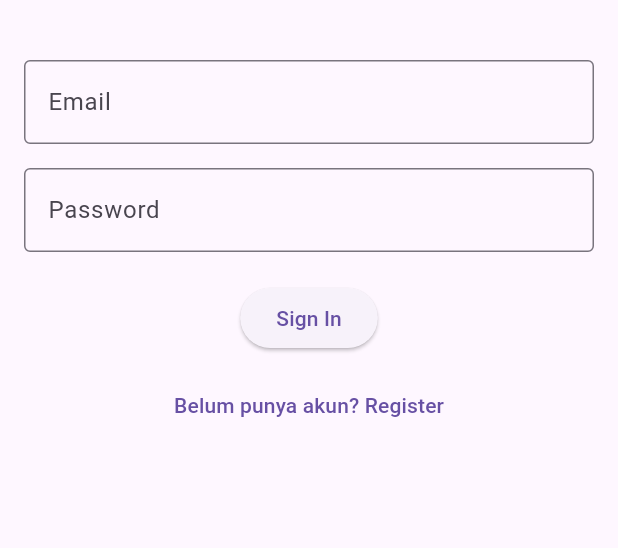
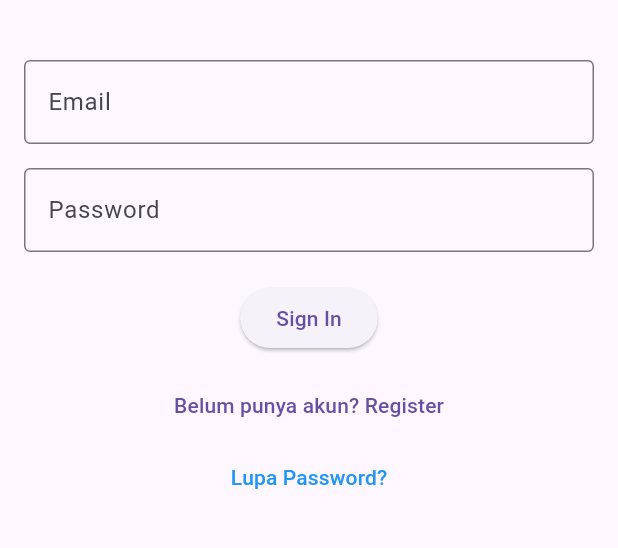
Before and after one commit to malvinrey/flicknextv2, a Flutter app: the LoginPage screen opened by its route, on a phone screen of 412 x 824 dp, the part 387-935 px from its top. Run offline on Flutter 3.47's test engine with Material 3 defaults, Android fonts, the light colour scheme and no system bars; our stand-ins replace cached_network_image, font_awesome_flutter, shared_preferences, video_player; accounts and stored records are empty; network calls fail.

Commit message:
Tambahin tombol ke page lupa password

```diff
--- a/lib/pages/login_page.dart
+++ b/lib/pages/login_page.dart
@@ -34,14 +34,36 @@ class _LoginPageState extends State<LoginPage> {
     }
   }
 
+  // Fungsi untuk menangani proses lupa password
+  void _forgotPassword() {
+    // Anda bisa membuka halaman baru untuk reset password atau dialog
+    showDialog(
+      context: context,
+      builder: (BuildContext context) {
+        return AlertDialog(
+          title: Text('Forgot Password'),
+          content: Text('Please contact support to reset your password.'),
+          actions: [
+            TextButton(
+              child: Text('Close'),
+              onPressed: () {
+                Navigator.of(context).pop(); // Menutup dialog
+              },
+            ),
+          ],
+        );
+      },
+    );
+  }
+
   @override
   Widget build(BuildContext context) {
     return Scaffold(
       appBar: AppBar(
-        backgroundColor: Colors.black,  // Set header ke hitam
+        backgroundColor: Colors.black,
         title: Text(
           'Login',
-          style: TextStyle(color: Colors.white),  // Warna teks putih
+          style: TextStyle(color: Colors.white),
         ),
         leading: IconButton(
           icon: Icon(Icons.arrow_back, color: Colors.white),
@@ -101,6 +123,16 @@ class _LoginPageState extends State<LoginPage> {
               },
               child: Text('Belum punya akun? Register'),
             ),
+            // Opsi Lupa Password
+            TextButton(
+              onPressed: () {
+                Navigator.pushReplacementNamed(context, '/forgot-password');
+              },
+              child: Text(
+                'Lupa Password?',
+                style: TextStyle(color: Colors.blue),
+              ),
+            ),
           ],
         ),
       ),
```
